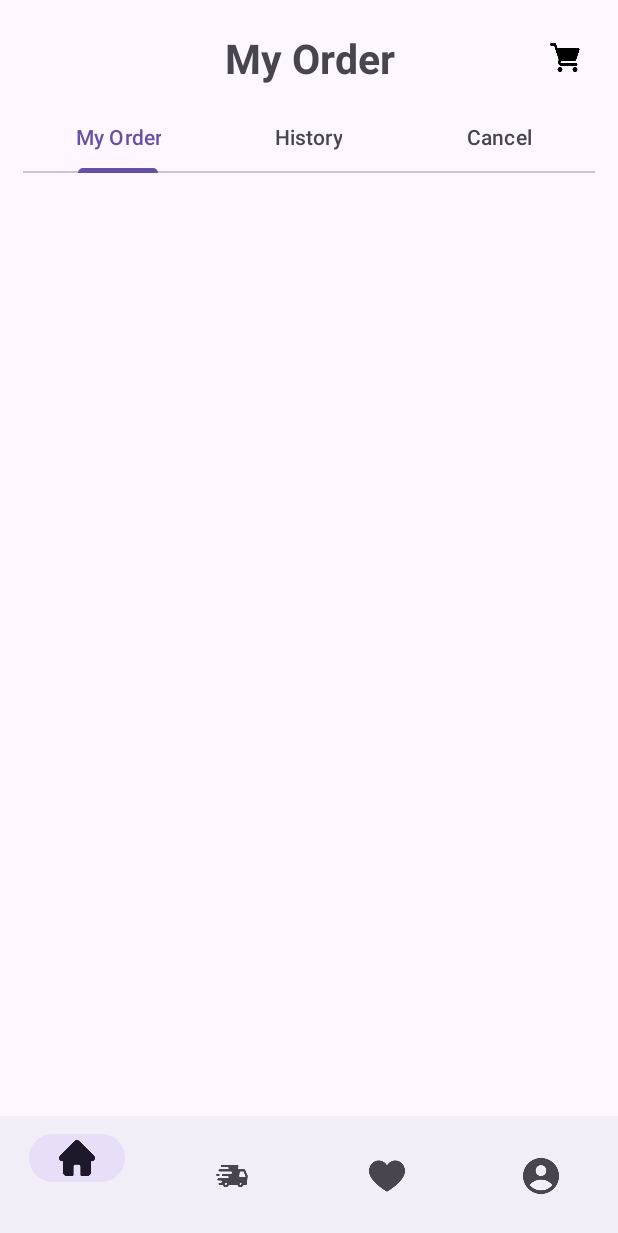
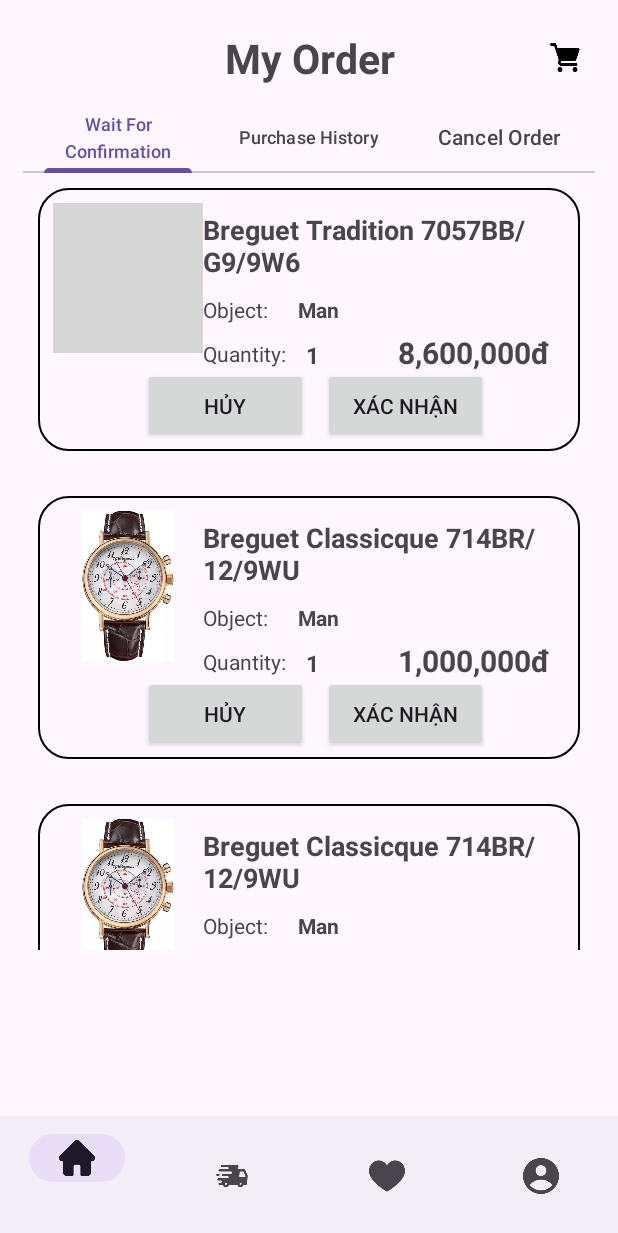
Before and after one commit to gnudnav/duan1, an Android app: the fragment Delivery_Fragment placed in its activity, on a phone screen of 412 x 824 dp. Shown: the top 1233 px of the screen. Run offline under Robolectric (Android 15) with nearby library versions, the phone set to English and light mode, and no system bars; grey boxes are pictures that could not be loaded.

Commit message:
12/60000

```diff
--- a/app/src/main/AndroidManifest.xml
+++ b/app/src/main/AndroidManifest.xml
@@ -21,9 +21,7 @@
         <activity
             android:name=".activity.Activity_Edit_Profile"
             android:exported="false" />
-        <activity
-            android:name=".activity.Activity_Cancel"
-            android:exported="false" />
+
         <activity
             android:name=".activity.Activity_ThongBao"
             android:exported="false" />
--- a/app/src/main/java/com/example/duan/adapter/MyOrderAdapter.java
+++ b/app/src/main/java/com/example/duan/adapter/MyOrderAdapter.java
@@ -62,10 +62,13 @@ public class MyOrderAdapter extends RecyclerView.Adapter<MyOrderAdapter.ViewHold
             loai="Couple";
         }
         holder.loai.setText(loai);
-        holder.txt_quantity.setText(String.valueOf(list.get(position).getSoluong()));
+        holder.txt_quantity.setText(String.valueOf(list.get(position).getSoluongcthd()));
 
         NumberFormat numberFormat=NumberFormat.getInstance();
-        holder.gia.setText(numberFormat.format(list.get(position).getGia())+"đ");
+        int gia=list.get(position).getGia();
+        int quantity=list.get(position).getSoluongcthd();
+        int totalGia=gia*quantity;
+        holder.gia.setText(numberFormat.format(totalGia)+"đ");
 
         SharedPreferences sharedPreferences= ((Activity) context).getSharedPreferences("dataUser",Context.MODE_PRIVATE);
         int role=sharedPreferences.getInt("role",-1);
--- a/app/src/main/java/com/example/duan/dao/MyOrderDao.java
+++ b/app/src/main/java/com/example/duan/dao/MyOrderDao.java
@@ -18,7 +18,7 @@ public class MyOrderDao {
     public ArrayList<CTHD> listgetDS(){
         ArrayList<CTHD> list=new ArrayList<>();
         SQLiteDatabase sqLiteDatabase=dbHelper.getReadableDatabase();
-        Cursor cursor=sqLiteDatabase.rawQuery("SELECT cthd.macthd, cthd.masanpham, hoadon.mahoadon, hoadon.trangthaihd, sanpham.gia, sanpham.imgsanpham, sanpham.ten, sanpham.tenbrand, sanpham.maloai, sanpham.soluong,cthd.trangthaicthd,cthd.soluongcthd\n" +
+        Cursor cursor=sqLiteDatabase.rawQuery("SELECT cthd.macthd, cthd.masanpham, hoadon.mahoadon, hoadon.trangthaihd, sanpham.gia, sanpham.imgsanpham, sanpham.ten, sanpham.tenbrand, sanpham.maloai,cthd.trangthaicthd,cthd.soluongcthd\n" +
                 "FROM CTHD cthd\n" +
                 "JOIN SANPHAM sanpham ON cthd.masanpham = sanpham.masanpham\n" +
                 "JOIN HOADON hoadon ON cthd.mahoadon = hoadon.mahoadon\n" +
@@ -26,7 +26,7 @@ public class MyOrderDao {
         if(cursor.getCount()>0){
             cursor.moveToFirst();
             do {
-                list.add(new CTHD(cursor.getInt(0),cursor.getInt(1),cursor.getInt(2),cursor.getInt(3),cursor.getInt(4),cursor.getString(5),cursor.getString(6),cursor.getString(7),cursor.getInt(8),cursor.getInt(9),cursor.getInt(10),cursor.getInt(11)));
+                list.add(new CTHD(cursor.getInt(0),cursor.getInt(1),cursor.getInt(2),cursor.getInt(3),cursor.getInt(4),cursor.getString(5),cursor.getString(6),cursor.getString(7),cursor.getInt(8),cursor.getInt(9),cursor.getInt(10)));
             }while (cursor.moveToNext());
         }
 
@@ -35,7 +35,7 @@ public class MyOrderDao {
     public ArrayList<CTHD> listgetDSHistory(){
         ArrayList<CTHD> list=new ArrayList<>();
         SQLiteDatabase sqLiteDatabase=dbHelper.getReadableDatabase();
-        Cursor cursor=sqLiteDatabase.rawQuery("SELECT cthd.macthd, cthd.masanpham, hoadon.mahoadon, hoadon.trangthaihd, sanpham.gia, sanpham.imgsanpham, sanpham.ten, sanpham.tenbrand, sanpham.maloai, sanpham.soluong,cthd.trangthaicthd,cthd.soluongcthd\n" +
+        Cursor cursor=sqLiteDatabase.rawQuery("SELECT cthd.macthd, cthd.masanpham, hoadon.mahoadon, hoadon.trangthaihd, sanpham.gia, sanpham.imgsanpham, sanpham.ten, sanpham.tenbrand, sanpham.maloai,cthd.trangthaicthd,cthd.soluongcthd\n" +
                 "FROM CTHD cthd\n" +
                 "JOIN SANPHAM sanpham ON cthd.masanpham = sanpham.masanpham\n" +
                 "JOIN HOADON hoadon ON cthd.mahoadon = hoadon.mahoadon\n" +
@@ -43,7 +43,7 @@ public class MyOrderDao {
         if(cursor.getCount()>0){
             cursor.moveToFirst();
             do {
-                list.add(new CTHD(cursor.getInt(0),cursor.getInt(1),cursor.getInt(2),cursor.getInt(3),cursor.getInt(4),cursor.getString(5),cursor.getString(6),cursor.getString(7),cursor.getInt(8),cursor.getInt(9),cursor.getInt(10),cursor.getInt(11)));
+                list.add(new CTHD(cursor.getInt(0),cursor.getInt(1),cursor.getInt(2),cursor.getInt(3),cursor.getInt(4),cursor.getString(5),cursor.getString(6),cursor.getString(7),cursor.getInt(8),cursor.getInt(9),cursor.getInt(10)));
             }while (cursor.moveToNext());
         }
 
@@ -52,7 +52,7 @@ public class MyOrderDao {
     public ArrayList<CTHD> listgetCancel(){
         ArrayList<CTHD> list=new ArrayList<>();
         SQLiteDatabase sqLiteDatabase=dbHelper.getReadableDatabase();
-        Cursor cursor=sqLiteDatabase.rawQuery("SELECT cthd.macthd, cthd.masanpham, hoadon.mahoadon, hoadon.trangthaihd, sanpham.gia, sanpham.imgsanpham, sanpham.ten, sanpham.tenbrand, sanpham.maloai, sanpham.soluong,cthd.trangthaicthd,cthd.soluongcthd\n" +
+        Cursor cursor=sqLiteDatabase.rawQuery("SELECT cthd.macthd, cthd.masanpham, hoadon.mahoadon, hoadon.trangthaihd, sanpham.gia, sanpham.imgsanpham, sanpham.ten, sanpham.tenbrand, sanpham.maloai,cthd.trangthaicthd,cthd.soluongcthd\n" +
                 "FROM CTHD cthd\n" +
                 "JOIN SANPHAM sanpham ON cthd.masanpham = sanpham.masanpham\n" +
                 "JOIN HOADON hoadon ON cthd.mahoadon = hoadon.mahoadon\n" +
@@ -60,7 +60,7 @@ public class MyOrderDao {
         if(cursor.getCount()>0){
             cursor.moveToFirst();
             do {
-                list.add(new CTHD(cursor.getInt(0),cursor.getInt(1),cursor.getInt(2),cursor.getInt(3),cursor.getInt(4),cursor.getString(5),cursor.getString(6),cursor.getString(7),cursor.getInt(8),cursor.getInt(9),cursor.getInt(10),cursor.getInt(11)));
+                list.add(new CTHD(cursor.getInt(0),cursor.getInt(1),cursor.getInt(2),cursor.getInt(3),cursor.getInt(4),cursor.getString(5),cursor.getString(6),cursor.getString(7),cursor.getInt(8),cursor.getInt(9),cursor.getInt(10)));
             }while (cursor.moveToNext());
         }
 
--- a/app/src/main/java/com/example/duan/dao/SanPhamDao.java
+++ b/app/src/main/java/com/example/duan/dao/SanPhamDao.java
@@ -29,23 +29,11 @@ public class SanPhamDao {
         if(cursor.getCount()>0){
             cursor.moveToFirst();
             do {
-                list.add(new SanPham(cursor.getInt(0),cursor.getInt(1),cursor.getString(2),cursor.getString(3),cursor.getString(4),cursor.getInt(5),cursor.getInt(6),cursor.getInt(7)));
+                list.add(new SanPham(cursor.getInt(0),cursor.getInt(1),cursor.getString(2),cursor.getString(3),cursor.getString(4),cursor.getInt(5),cursor.getInt(6)));
             }while (cursor.moveToNext());
         }
 
         return list;
-    }
-
-    public void updateSoLuong(int masanpham,int soluong) {
-        SQLiteDatabase db = dbHelper.getWritableDatabase();
-        ContentValues values = new ContentValues();
-        values.put("soluong", soluong);
-//        values.put("gia",gia);
-//,int gia
-        db.update("SANPHAM", values,"masanpham=?",new String[]{String.valueOf(masanpham)});
-
-        db.close();
-
     }
     public ArrayList<SanPham> listgetDS(){
         ArrayList<SanPham> list=new ArrayList<>();
@@ -54,7 +42,7 @@ public class SanPhamDao {
         if(cursor.getCount()>0){
             cursor.moveToFirst();
             do {
-                list.add(new SanPham(cursor.getInt(0),cursor.getInt(1),cursor.getString(2),cursor.getString(3),cursor.getString(4),cursor.getInt(5),cursor.getInt(6),cursor.getInt(7)));
+                list.add(new SanPham(cursor.getInt(0),cursor.getInt(1),cursor.getString(2),cursor.getString(3),cursor.getString(4),cursor.getInt(5),cursor.getInt(6)));
             }while (cursor.moveToNext());
         }
 
--- a/app/src/main/java/com/example/duan/dao/SanPham_CoupleDao.java
+++ b/app/src/main/java/com/example/duan/dao/SanPham_CoupleDao.java
@@ -21,7 +21,7 @@ public class SanPham_CoupleDao {
         if(cursor.getCount()>0){
             cursor.moveToNext();
             do {
-                list.add(new SanPham(cursor.getInt(0),cursor.getInt(1),cursor.getString(2),cursor.getString(3),cursor.getString(4),cursor.getInt(5),cursor.getInt(6),cursor.getInt(7)));
+                list.add(new SanPham(cursor.getInt(0),cursor.getInt(1),cursor.getString(2),cursor.getString(3),cursor.getString(4),cursor.getInt(5),cursor.getInt(6)));
             }while (cursor.moveToNext());
         }
 
--- a/app/src/main/java/com/example/duan/dao/SanPham_NamDao.java
+++ b/app/src/main/java/com/example/duan/dao/SanPham_NamDao.java
@@ -22,7 +22,7 @@ public class SanPham_NamDao{
         if(cursor.getCount()>0){
             cursor.moveToNext();
             do {
-                list.add(new SanPham(cursor.getInt(0),cursor.getInt(1),cursor.getString(2),cursor.getString(3),cursor.getString(4),cursor.getInt(5),cursor.getInt(6),cursor.getInt(7)));
+                list.add(new SanPham(cursor.getInt(0),cursor.getInt(1),cursor.getString(2),cursor.getString(3),cursor.getString(4),cursor.getInt(5),cursor.getInt(6)));
             }while (cursor.moveToNext());
         }
 
--- a/app/src/main/java/com/example/duan/dao/SanPham_WomanDao.java
+++ b/app/src/main/java/com/example/duan/dao/SanPham_WomanDao.java
@@ -21,7 +21,7 @@ public class SanPham_WomanDao {
         if(cursor.getCount()>0){
             cursor.moveToNext();
             do {
-                list.add(new SanPham(cursor.getInt(0),cursor.getInt(1),cursor.getString(2),cursor.getString(3),cursor.getString(4),cursor.getInt(5),cursor.getInt(6),cursor.getInt(7)));
+                list.add(new SanPham(cursor.getInt(0),cursor.getInt(1),cursor.getString(2),cursor.getString(3),cursor.getString(4),cursor.getInt(5),cursor.getInt(6)));
             }while (cursor.moveToNext());
         }
 
--- a/app/src/main/java/com/example/duan/database/DbHelper.java
+++ b/app/src/main/java/com/example/duan/database/DbHelper.java
@@ -24,30 +24,33 @@ public class DbHelper extends SQLiteOpenHelper {
 //    1:ko yêu thích
 //    2:yêu thích
         String tSanPham="CREATE TABLE SANPHAM(masanpham integer primary key autoincrement,gia integer,imgsanpham text,ten text," +
-                "tenbrand text references BRAND(tenbrand),maloai integer references LOAI(maloai),soluong integer,trangthai integer)";
+                "tenbrand text references BRAND(tenbrand),maloai integer references LOAI(maloai),trangthai integer)";
         db.execSQL(tSanPham);
-        db.execSQL("INSERT INTO SANPHAM VALUES(1,8600000,'img_breguet_breguettradition','Breguet Tradition 7057BB/G9/9W6','ic_brand_breguet',1,1,1),(2,1000000,'img_breguet_breguetclassic','Breguet Classicque 714BR/12/9WU','ic_brand_breguet',1,1,1)," +
-                "(3,900000,'img_breitling_avengerchronograph','Breitling Avenger Chronograph 45 Night Mission','ic_brand_breitling',2,1,1),(4,1000000,'img_breitling_beritling1884','Breitling Avenger Chronograph 45 Night Mission','ic_brand_breitling',2,1,1)," +
-                "(5,500000,'img_couple_casio_casiodoi','Casio Đôi-Quarts(Pin)-Dây Da','brand_casio',3,1,1),(6,2100000,'img_couple_koi_koidoi','Koi Đôi-Quarts(Pin)-Dây Da','brand_chanel',3,1,1)," +
-                "(7,1900000,'img_man_seiko_seiko5','Seiko 5 Sports 55th Anniversary Limited Edition','brand_chanel',1,1,1)," +
-                "(8,3600000,'img_chanel_j12caliber','j12caliber','brand_chanel',2,1,1)," +
-                "(9,2200000,'img_couple_certina_certinadoi','Certina Đôi-Kính Sapphire-Automatic','brand_chanel',3,1,1)," +
-                "(10,6800000,'img_man_citizen_citizenbi5070','Citizen Bi5070-57H-Nam','brand_citizen',1,1,1)," +
-                "(11,9600000,'img_chanel_j12caliber','j12caliber','brand_chanel',2,1,1)," +
-                "(12,4500000,'img_couple_koi_koidoi_sapphire','Koi Đôi-Kính Sapphire-Quarts(Pin)-Dây Da','brand_chanel',3,1,1)," +
-                "(13,6500000,'img_man_srwatch_srsg19191','Sr Sg 1919.4101_Nam-Kính Sapphire-Automactic','brand_chanel',1,1,1)," +
-                "(14,1000000,'img_chanel_j12caliber','j12caliber','brand_chanel',2,1,1)," +
-                "(15,1200000,'img_couple_doxa_doxadoi_sapphire','Doxa Đôi-Kính Sapphire-Quarts(Pin)_Dây Kim Loại','brand_doxa',3,1,1)," +
-                "(16,5600000,'img_man_gshock_gshockga','G-Shock Ga-B2100-1A1Dr-Nam-Tough-Solar','brand_chanel',1,1,1)," +
-                "(17,3500000,'img_chanel_j12caliber','j12caliber','brand_chanel',2,1,1)," +
-                "(18,900000,'img_couple_calvin_calvindoi_daykimloai','Calvin Klein Đôi-Quarts(Pin)-Dây Kim Loại','brand_chanel',3,1,1)," +
-                "(19,1000000,'img_man_dw_dwiconic','Daniel Wellington Iconic Motion DW00100425-Nam-Quartz','brand_dw',1,1,1)," +
-                "(20,2200000,'img_chanel_j12caliber','j12caliber','brand_chanel',2,1,1)," +
-                "(21,3300000,'img_couple_citizen_citizendoi_eco','Citizen Đôi-Eco-Drive','brand_citizen',3,1,1)," +
-                "(22,1200000,'img_man_casio_casioecb','Casio ECB-950DB-2ADF-Nam-Solar-Dây Kim Loại','brand_casio',1,1,1)," +
-                "(23,1000000,'img_chanel_j12caliber','j12caliber','brand_chanel',2,1,2)," +
-                "(24,2000000,'img_couple_tissot_tissotdoi_sapphire','Tissot Đôi-Kính Sapphire-Quartz(Pin)-Dây Kim Loại','brand_tissot',3,1,2)");
-
+        db.execSQL("INSERT INTO SANPHAM (masanpham, gia, imgsanpham, ten, tenbrand, maloai, trangthai) " +
+                "VALUES (1, 8600000, 'img_breguet_breguettradition', 'Breguet Tradition 7057BB/G9/9W6', 'ic_brand_breguet', 1, 1), " +
+                "(2, 1000000, 'img_breguet_breguetclassic', 'Breguet Classicque 714BR/12/9WU', 'ic_brand_breguet', 1, 1), " +
+                "(3, 900000, 'img_breitling_avengerchronograph', 'Breitling Avenger Chronograph 45 Night Mission', 'ic_brand_breitling', 2, 1), " +
+                "(4, 1000000, 'img_breitling_beritling1884', 'Breitling Avenger Chronograph 45 Night Mission', 'ic_brand_breitling', 2, 1), " +
+                "(5, 500000, 'img_couple_casio_casiodoi', 'Casio Đôi-Quarts(Pin)-Dây Da', 'brand_casio', 3, 1), " +
+                "(6, 2100000, 'img_couple_koi_koidoi', 'Koi Đôi-Quarts(Pin)-Dây Da', 'brand_chanel', 3, 1), " +
+                "(7, 1900000, 'img_man_seiko_seiko5', 'Seiko 5 Sports 55th Anniversary Limited Edition', 'brand_chanel', 2, 1), " +
+                "(8, 3600000, 'img_chanel_j12caliber', 'j12caliber', 'brand_chanel', 2, 1), " +
+                "(9, 2200000, 'img_couple_certina_certinadoi', 'Certina Đôi-Kính Sapphire-Automatic', 'brand_chanel', 3, 1), " +
+                "(10, 6800000, 'img_man_citizen_citizenbi5070', 'Citizen Bi5070-57H-Nam', 'brand_citizen', 1, 1), " +
+                "(11, 9600000, 'img_chanel_j12caliber', 'j12caliber', 'brand_chanel', 2, 1), " +
+                "(12, 4500000, 'img_couple_koi_koidoi_sapphire', 'Koi Đôi-Kính Sapphire-Quarts(Pin)-Dây Da', 'brand_chanel', 3, 1), " +
+                "(13, 6500000, 'img_man_srwatch_srsg19191', 'Sr Sg 1919.4101_Nam-Kính Sapphire-Automactic', 'brand_chanel', 1, 1), " +
+                "(14, 1000000, 'img_chanel_j12caliber', 'j12caliber', 'brand_chanel', 2, 1), " +
+                "(15, 1200000, 'img_couple_doxa_doxadoi_sapphire', 'Doxa Đôi-Kính Sapphire-Quarts(Pin)_Dây Kim Loại', 'brand_doxa', 3, 1), " +
+                "(16, 5600000, 'img_man_gshock_gshockga', 'G-Shock Ga-B2100-1A1Dr-Nam-Tough-Solar', 'brand_chanel', 1, 1), " +
+                "(17, 3500000, 'img_chanel_j12caliber', 'j12caliber', 'brand_chanel', 2, 1), " +
+                "(18, 900000, 'img_couple_calvin_calvindoi_daykimloai', 'Calvin Klein Đôi-Quarts(Pin)-Dây Kim Loại', 'brand_chanel', 3, 1), " +
+                "(19, 1000000, 'img_man_dw_dwiconic', 'Daniel Wellington Iconic Motion DW00100425-Nam-Quartz', 'brand_dw', 1, 1), " +
+                "(20, 2200000, 'img_chanel_j12caliber', 'j12caliber', 'brand_chanel', 2, 1), " +
+                "(21, 3300000, 'img_couple_citizen_citizendoi_eco', 'Citizen Đôi-Eco-Drive', 'brand_citizen', 3, 1), " +
+                "(22, 1200000, 'img_man_casio_casioecb', 'Casio ECB-950DB-2ADF-Nam-Solar-Dây Kim Loại', 'brand_casio', 1, 1), " +
+                "(23, 1000000, 'img_chanel_j12caliber', 'j12caliber', 'brand_chanel', 2, 1), " +
+                "(24, 2000000, 'img_couple_tissot_tissotdoi_sapphire', 'Tissot Đôi-Kính Sapphire-Quartz(Pin)-Dây Kim Loại', 'brand_tissot', 3, 1)");
 
         String tBrand="CREATE TABLE BRAND(mabrand integer primary key autoincrement,tenbrand text)";
         db.execSQL(tBrand);
@@ -68,7 +71,7 @@ public class DbHelper extends SQLiteOpenHelper {
         String tHoaDon="CREATE TABLE HOADON(mahoadon integer primary key autoincrement," +
                 "trangthaihd integer,manguoidung integer references NGUOIDUNG(manguoidung))";
         db.execSQL(tHoaDon);
-//        db.execSQL("INSERT INTO HOADON VALUES(1,2,1),(2,1,1)");
+        db.execSQL("INSERT INTO HOADON VALUES(1,2,1),(2,1,1)");
 
 //        trangthaicthd
 //        1:chưa xác nhận
@@ -77,7 +80,7 @@ public class DbHelper extends SQLiteOpenHelper {
         String tCTHD="CREATE TABLE CTHD(macthd integer primary key autoincrement,masanpham integer references SANPHAM(masanpham)," +
                 "mahoadon integer references HOADON(mahoadon),trangthaicthd integer,soluongcthd integer)";
         db.execSQL(tCTHD);
-        db.execSQL("INSERT INTO CTHD VALUES(1,1,1,1,2),(2,2,1,1,2),(3,2,1,1,2),(4,3,2,2,2)");
+        db.execSQL("INSERT INTO CTHD VALUES(1,1,1,1,1),(2,2,1,1,1),(3,2,1,1,1),(4,3,2,2,1)");
 
     }
 
--- a/app/src/main/java/com/example/duan/fragment/Delivery_Fragment.java
+++ b/app/src/main/java/com/example/duan/fragment/Delivery_Fragment.java
@@ -44,13 +44,13 @@ public class Delivery_Fragment extends Fragment {
                 (tab, position) -> {
                     switch (position) {
                         case 0:
-                            tab.setText("My Order");
+                            tab.setText("Wait For Confirmation");
                             break;
                         case 1:
-                            tab.setText("History");
+                            tab.setText("Purchase History");
                             break;
                         case 2:
-                            tab.setText("Cancel");
+                            tab.setText("Cancel Order");
                     }
                 }
         ).attach();
--- a/app/src/main/java/com/example/duan/model/SanPham.java
+++ b/app/src/main/java/com/example/duan/model/SanPham.java
@@ -9,17 +9,15 @@ public class SanPham implements Serializable {
     private String ten;
     private String tenbrand;
     private int maloai;
-    private int soluong;
     private int trangthai;
 
-    public SanPham(int masanpham, int gia, String imgsanpham, String ten, String tenbrand, int maloai, int soluong, int trangthai) {
+    public SanPham(int masanpham, int gia, String imgsanpham, String ten, String tenbrand, int maloai, int trangthai) {
         this.masanpham = masanpham;
         this.gia = gia;
         this.imgsanpham = imgsanpham;
         this.ten = ten;
         this.tenbrand = tenbrand;
         this.maloai = maloai;
-        this.soluong = soluong;
         this.trangthai = trangthai;
     }
 
@@ -71,14 +69,6 @@ public class SanPham implements Serializable {
         this.maloai = maloai;
     }
 
-    public int getSoluong() {
-        return soluong;
-    }
-
-    public void setSoluong(int soluong) {
-        this.soluong = soluong;
-    }
-
     public int getTrangthai() {
         return trangthai;
     }
```
Also changed, not shown: app/src/main/java/com/example/duan/activity/DetailActivity.java (+20 -28 lines), app/src/main/java/com/example/duan/adapter/CTHDAdapter.java (+12 -7 lines), app/src/main/java/com/example/duan/adapter/HistoryAdapter.java (+6 -2 lines), app/src/main/java/com/example/duan/dao/CTHDDao.java (+13 -3 lines), app/src/main/java/com/example/duan/model/CTHD.java (+1 -11 lines).
